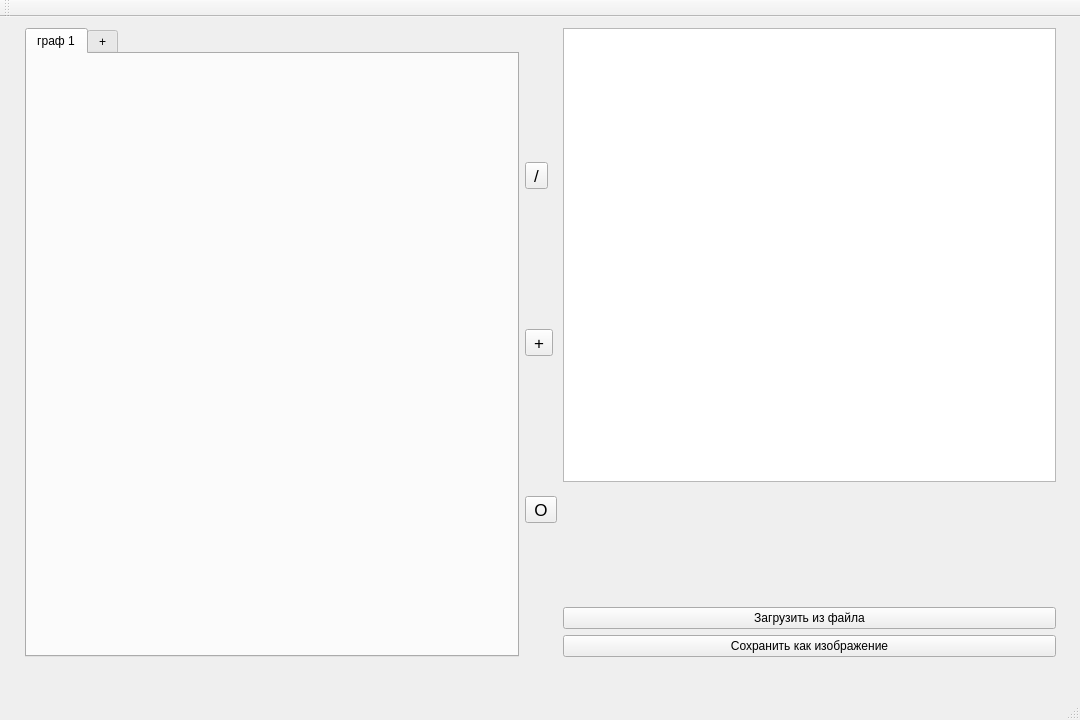
Qt form mainwindow.ui (tagolder/graph_tagolder) before a commit.
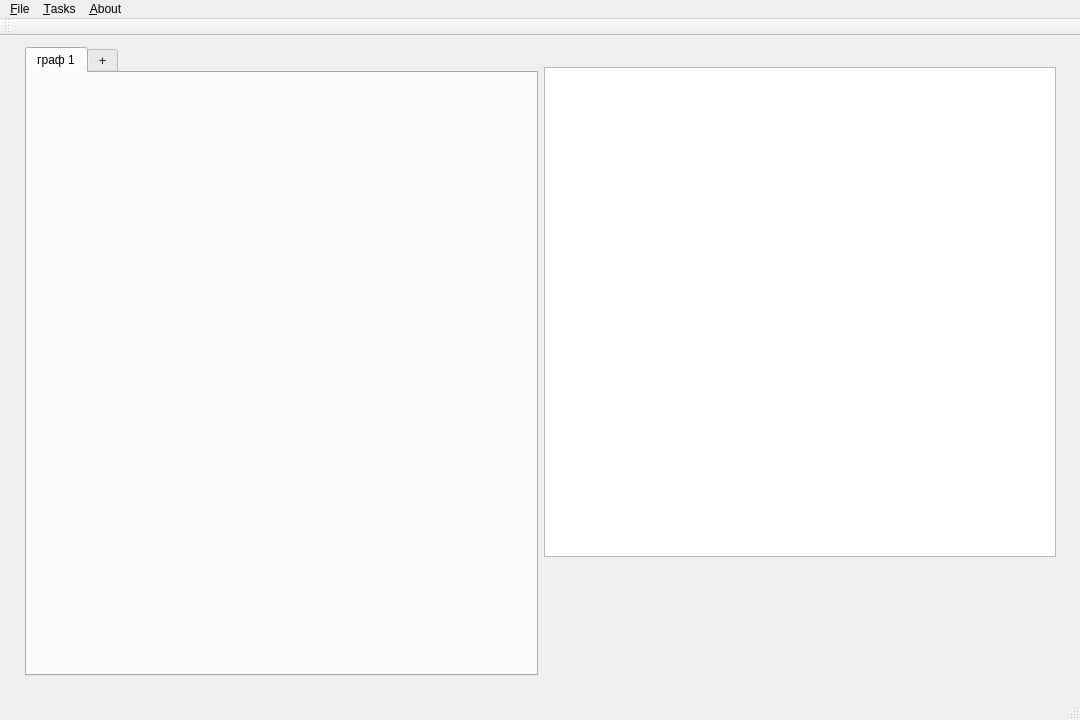
The same form after that commit. The open tabs and pages were chosen to show the change. Custom widgets are drawn as their Qt base class.

Patch:
```diff
--- a/mainwindow.ui
+++ b/mainwindow.ui
@@ -38,7 +38,16 @@
        <property name="currentIndex">
         <number>1</number>
        </property>
-       <widget class="DrawGraphWidget" name="tab_1">
+       <property name="elideMode">
+        <enum>Qt::ElideMiddle</enum>
+       </property>
+       <property name="tabsClosable">
+        <bool>false</bool>
+       </property>
+       <property name="movable">
+        <bool>true</bool>
+       </property>
+       <widget class="QWidget" name="tab_1">
         <attribute name="title">
          <string>граф 1</string>
         </attribute>
@@ -55,42 +64,6 @@
        <property name="sizeConstraint">
         <enum>QLayout::SetDefaultConstraint</enum>
        </property>
-       <item>
-        <widget class="QToolButton" name="edgeButtonTask">
-         <property name="font">
-          <font>
-           <pointsize>13</pointsize>
-          </font>
-         </property>
-         <property name="text">
-          <string>/</string>
-         </property>
-        </widget>
-       </item>
-       <item>
-        <widget class="QToolButton" name="toolButton">
-         <property name="font">
-          <font>
-           <pointsize>13</pointsize>
-          </font>
-         </property>
-         <property name="text">
-          <string>+</string>
-         </property>
-        </widget>
-       </item>
-       <item>
-        <widget class="QToolButton" name="vertexButtonTask">
-         <property name="font">
-          <font>
-           <pointsize>13</pointsize>
-          </font>
-         </property>
-         <property name="text">
-          <string>O</string>
-         </property>
-        </widget>
-       </item>
       </layout>
      </item>
      <item>
@@ -101,6 +74,16 @@
        <property name="rightMargin">
         <number>0</number>
        </property>
+       <item>
+        <widget class="QLabel" name="label">
+         <property name="layoutDirection">
+          <enum>Qt::LeftToRight</enum>
+         </property>
+         <property name="text">
+          <string/>
+         </property>
+        </widget>
+       </item>
        <item>
         <widget class="QTableWidget" name="table">
          <property name="maximumSize">
@@ -142,24 +125,6 @@
          </property>
         </spacer>
        </item>
-       <item>
-        <widget class="QPushButton" name="openFileBut">
-         <property name="styleSheet">
-          <string notr="true">margin -left : 40%
-margin-right : 40% </string>
-         </property>
-         <property name="text">
-          <string>Загрузить из файла</string>
-         </property>
-        </widget>
-       </item>
-       <item>
-        <widget class="QPushButton" name="butAsImage">
-         <property name="text">
-          <string>Сохранить как изображение</string>
-         </property>
-        </widget>
-       </item>
       </layout>
      </item>
     </layout>
@@ -174,6 +139,30 @@
      <height>22</height>
     </rect>
    </property>
+   <widget class="QMenu" name="menuFile">
+    <property name="title">
+     <string>&amp;File</string>
+    </property>
+    <addaction name="actionOpen"/>
+    <addaction name="actionSave"/>
+    <addaction name="actionSaveAsImage"/>
+    <addaction name="actionExit"/>
+   </widget>
+   <widget class="QMenu" name="menuTasks">
+    <property name="title">
+     <string>&amp;Tasks</string>
+    </property>
+   </widget>
+   <widget class="QMenu" name="menuAbout">
+    <property name="title">
+     <string>&amp;About</string>
+    </property>
+    <addaction name="actionAbout_Program"/>
+    <addaction name="actionHelp"/>
+   </widget>
+   <addaction name="menuFile"/>
+   <addaction name="menuTasks"/>
+   <addaction name="menuAbout"/>
   </widget>
   <widget class="QToolBar" name="mainToolBar">
    <attribute name="toolBarArea">
```
Left out of the diff: 37 changed lines with no effect on the pictures.
